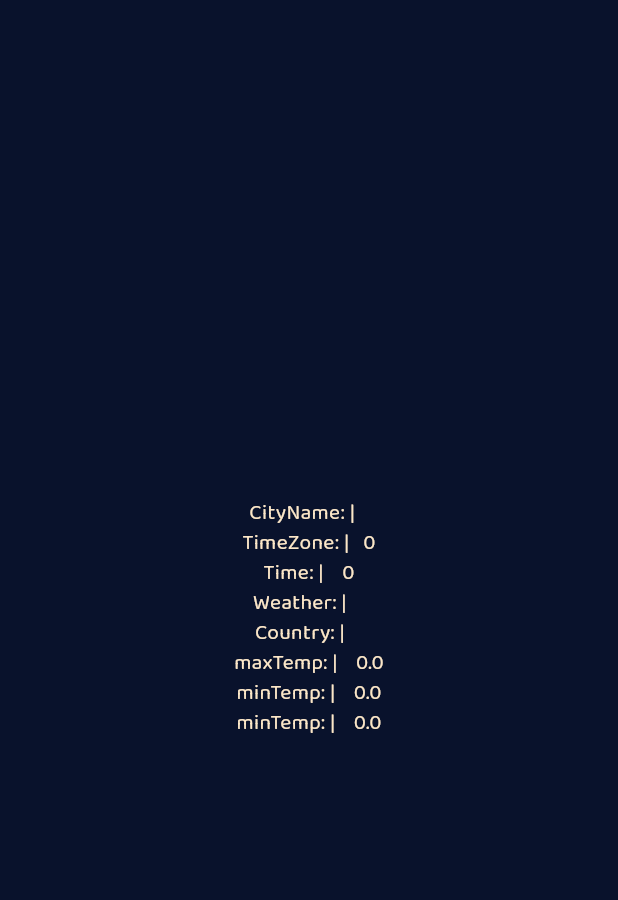
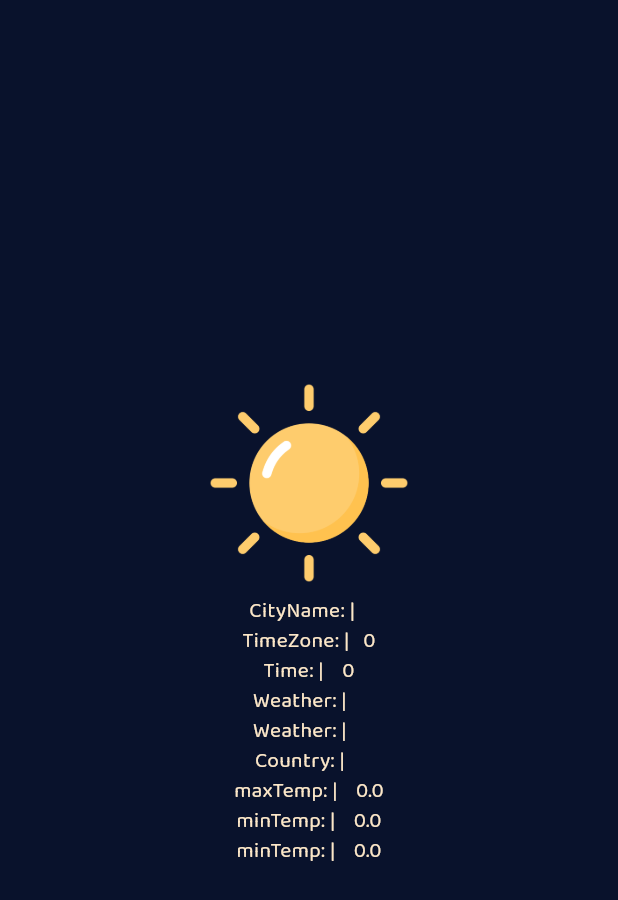
Before and after one commit to souhaibzarai/weather_app, a Flutter app: the WeatherScreen screen opened directly with empty values, on a phone screen of 412 x 824 dp. Shown: the top 900 px of the screen. Run offline on Flutter 3.47's test engine with Material 3 defaults, Android fonts, the phone set to English and light mode, and no system bars; our stand-ins replace dio, flutter_bloc, location.

Commit message:
started work on ui

```diff
--- a/lib/app_router.dart
+++ b/lib/app_router.dart
@@ -11,7 +11,7 @@ import 'features/weather/data/models/weather_service.dart';
 import 'features/weather/data/repository/weather_repository.dart';
 import 'features/weather/data/webservices/weather_web_services.dart';
 
-import 'features/weather/presentation/weather_screen.dart';
+import 'features/weather/presentation/screens/weather_screen.dart';
 
 class AppRouter {
   HomeCubit? homeCubit;
--- /dev/null
+++ b/lib/features/weather/presentation/helper/image_helper.dart
@@ -0,0 +1,33 @@
+import 'package:softux_weather/features/weather/data/models/weather_service.dart';
+
+class ImageHelper {
+  static String getImagePath(WeatherService weatherService) {
+    final weatherMain = weatherService.weather.main.toLowerCase();
+    final weatherDetail = weatherService.weather.description.toLowerCase();
+
+    if (weatherMain == 'clear' && weatherDetail == 'clear sky') {
+      return 'sun.png';
+    }
+    if (weatherDetail.contains('snow')) {
+      return 'snow.png';
+    }
+    if (weatherDetail.contains(' rain')) {
+      return 'soft_rain.png';
+    }
+    if (weatherMain == 'clouds') {
+      if (weatherDetail.contains('few')) {
+        return 'few_clouds.png';
+      }
+      if (weatherDetail.contains('overcast')) {
+        return 'overcast_clouds.png';
+      }
+      if (weatherDetail.contains('scattered')) {
+        return 'scattered_clouds.png';
+      }
+      if (weatherDetail.contains('broken')) {
+        return 'broken_clouds.png';
+      }
+    }
+    return 'sun.png';
+  }
+}
--- a/lib/features/weather/presentation/weather_screen.dart
+++ b/lib/features/weather/presentation/screens/weather_screen.dart
@@ -1,5 +1,6 @@
 import 'package:flutter/material.dart';
-import '../data/models/weather_service.dart';
+import 'package:softux_weather/features/weather/presentation/helper/image_helper.dart';
+import '../../data/models/weather_service.dart';
 
 class WeatherScreen extends StatelessWidget {
   const WeatherScreen({super.key, required this.weatherService});
@@ -14,10 +15,16 @@ class WeatherScreen extends StatelessWidget {
           child: Column(
             mainAxisAlignment: MainAxisAlignment.center,
             children: [
+              Image.asset(
+                'assets/images/weather_status/${ImageHelper.getImagePath(weatherService)}',
+                height: 150,
+                width: 150,
+              ),
               Text('CityName: |   ${weatherService.name}'),
               Text('TimeZone: |   ${weatherService.timezone}'),
               Text('Time: |    ${weatherService.dateTime}'),
               Text('Weather: |    ${weatherService.weather.main}'),
+              Text('Weather: |    ${weatherService.weather.description}'),
               Text('Country: |    ${weatherService.sys.country}'),
               Text('maxTemp: |    ${weatherService.main.tempMax}'),
               Text('minTemp: |    ${weatherService.main.tempMin}'),
--- a/pubspec.yaml
+++ b/pubspec.yaml
@@ -55,6 +55,7 @@ flutter:
   # To add assets to your application, add an assets section, like this:
   assets:
     - assets/images/
+    - assets/images/weather_status/
     - assets/fonts/
   # An image asset can refer to one or more resolution-specific "variants", see
   # https://flutter.dev/to/resolution-aware-images
```
Also changed, not shown: assets/images/weather_status/broken_clouds.png (added), assets/images/weather_status/few_clouds.png (added), assets/images/weather_status/overcast_clouds.png (added), assets/images/weather_status/scattered_clouds.png (added), assets/images/weather_status/snow.png (added), assets/images/weather_status/soft_rain.png (added), assets/images/weather_status/sun.png (added).
